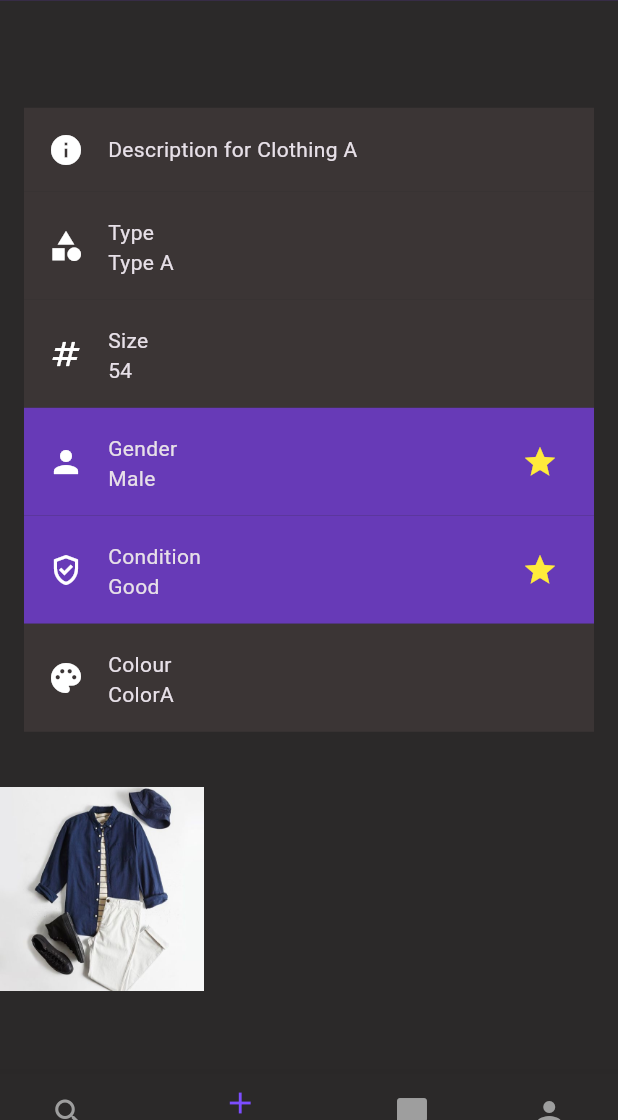
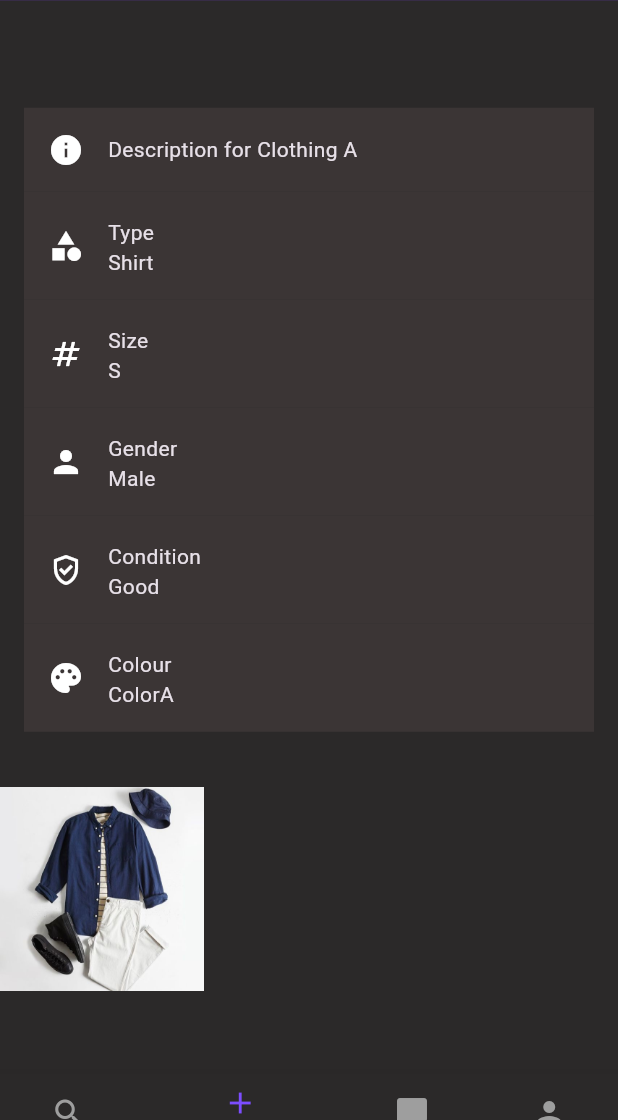
Before and after one commit to Fiversity-1/StyleSwap, a Flutter app: the SwipePage screen opened by its route, scrolled down 576 dp, on a phone screen of 412 x 824 dp, the part 116-1236 px from its top. Run offline on Flutter 3.47's test engine with Material 3 defaults, Android fonts, the phone set to English and light mode, and no system bars; our stand-ins replace flutter_card_swiper, flutter_hooks, flutter_slidable, font_awesome_flutter, image_picker, like_button and 4 more; missing offline and left inert: confirm_dialog, easy_image_viewer, flutter_image_stack, flutter_reorderable_grid_view, string_extensions, swipe and 1 more; accounts and stored records are empty.

Commit message:
Connected swipe to clothing detail to preference all to user manager

```diff
--- a/lib/features/clothing/presentation/clothing_detail.dart
+++ b/lib/features/clothing/presentation/clothing_detail.dart
@@ -1,4 +1,5 @@
 import 'package:clothing_swap/features/clothing/presentation/search_provider.dart';
+import 'package:clothing_swap/features/profile/presentation/profile_class.dart';
 import 'package:clothing_swap/widgets/browse_photos.dart';
 import 'package:flutter/material.dart';
 import 'package:clothing_swap/widgets/custom_top_app_bar.dart';
@@ -13,6 +14,8 @@ class ClothingDetail extends StatelessWidget {
 
   @override
   Widget build(BuildContext context) {
+    final userManager = context.watch<UserManager>();
+    final preferencesNotifier = userManager.currentUser.preferences;
     //GPT for modal route to collect argument
     final String? location =
         ModalRoute.of(context)!.settings.arguments as String?;
@@ -62,6 +65,10 @@ class ClothingDetail extends StatelessWidget {
                   leading: const Icon(Icons.info),
                 ),
                 ListTile(
+                    selected: preferencesNotifier
+                        .getPreferences("Type")
+                        .contains(
+                            searchResults.getListing()[0].item.details.type),
                     title: Text(
                       "Type",
                       style: Theme.of(context).textTheme.bodyMedium,
@@ -71,20 +78,43 @@ class ClothingDetail extends StatelessWidget {
                       style: Theme.of(context).textTheme.bodyMedium,
                     ),
                     leading: const Icon(Icons.category),
-                ),
+                    trailing: preferencesNotifier
+                            .getPreferences("Type")
+                            .contains(
+                                searchResults.getListing()[0].item.details.type)
+                        ? const Icon(
+                            Icons.star,
+                            color: Colors.yellow,
+                          )
+                        : null),
                 ListTile(
+                    selected: preferencesNotifier
+                        .getPreferences("Size")
+                        .contains(
+                            searchResults.getListing()[0].item.details.size),
                     title: Text(
                       "Size",
                       style: Theme.of(context).textTheme.bodyMedium,
                     ),
                     subtitle: Text(
-                    searchResults.getListing()[0].item.details.size.toString(),
+                      searchResults.getListing()[0].item.details.size,
                       style: Theme.of(context).textTheme.bodyMedium,
                     ),
                     leading: const Icon(Icons.numbers),
-                ),
+                    trailing: preferencesNotifier
+                            .getPreferences("Size")
+                            .contains(
+                                searchResults.getListing()[0].item.details.size)
+                        ? const Icon(
+                            Icons.star,
+                            color: Colors.yellow,
+                          )
+                        : null),
                 ListTile(
-                    selected: true,
+                    selected: preferencesNotifier
+                        .getPreferences("Gender")
+                        .contains(
+                            searchResults.getListing()[0].item.details.gender),
                     title: Text(
                       "Gender",
                       style: Theme.of(context).textTheme.bodyMedium,
@@ -96,12 +126,26 @@ class ClothingDetail extends StatelessWidget {
                     leading: const Icon(
                       Icons.person,
                     ),
-                    trailing: const Icon(
+                    trailing: preferencesNotifier
+                            .getPreferences("Gender")
+                            .contains(searchResults
+                                .getListing()[0]
+                                .item
+                                .details
+                                .gender)
+                        ? const Icon(
                             Icons.star,
                             color: Colors.yellow,
-                    )),
+                          )
+                        : null),
                 ListTile(
-                    selected: true,
+                    selected: preferencesNotifier
+                        .getPreferences("Condition")
+                        .contains(searchResults
+                            .getListing()[0]
+                            .item
+                            .details
+                            .condition),
                     title: Text(
                       "Condition",
                       style: Theme.of(context).textTheme.bodyMedium,
@@ -113,11 +157,23 @@ class ClothingDetail extends StatelessWidget {
                     leading: const Icon(
                       Icons.gpp_good_outlined,
                     ),
-                    trailing: const Icon(
+                    trailing: preferencesNotifier
+                            .getPreferences("Condition")
+                            .contains(searchResults
+                                .getListing()[0]
+                                .item
+                                .details
+                                .condition)
+                        ? const Icon(
                             Icons.star,
                             color: Colors.yellow,
-                    )),
+                          )
+                        : null),
                 ListTile(
+                    selected: preferencesNotifier
+                        .getPreferences("Colour")
+                        .contains(
+                            searchResults.getListing()[0].item.details.colours),
                     title: Text(
                       "Colour",
                       style: Theme.of(context).textTheme.bodyMedium,
@@ -132,7 +188,18 @@ class ClothingDetail extends StatelessWidget {
                       style: Theme.of(context).textTheme.bodyMedium,
                     ),
                     leading: const Icon(Icons.palette),
-                ),
+                    trailing: preferencesNotifier
+                            .getPreferences("Colour")
+                            .contains(searchResults
+                                .getListing()[0]
+                                .item
+                                .details
+                                .colours)
+                        ? const Icon(
+                            Icons.star,
+                            color: Colors.yellow,
+                          )
+                        : null),
               ],
             ),
             SizedBox(height: height * 0.025, width: width),
--- a/lib/features/clothing/presentation/clothing_item_class.dart
+++ b/lib/features/clothing/presentation/clothing_item_class.dart
@@ -22,7 +22,7 @@ class ClothingItem {
 class ClothingItemDetail {
   final String bio;
   final String type;
-  final int size;
+  final String size;
   final String gender;
 
   final String condition;
--- a/lib/features/profile/presentation/profile_class.dart
+++ b/lib/features/profile/presentation/profile_class.dart
@@ -132,8 +132,8 @@ List<ClothingItem> personalListings = [
     images: [const AssetImage('lib/images/4.jpg')],
     details: ClothingItemDetail(
       bio: 'Description for Clothing 1',
-      type: 'Type 1',
-      size: 54,
+      type: 'Shirt',
+      size: "S",
       gender: 'Male',
       condition: 'Good',
       colours: ['Color1'],
@@ -149,7 +149,7 @@ List<ClothingItem> personalListings = [
     details: ClothingItemDetail(
       bio: 'Description for Clothing 2',
       type: 'Type 2',
-      size: 54,
+      size: "S",
       gender: 'Male',
       condition: 'Good',
       colours: ['Color2'],
@@ -165,7 +165,7 @@ List<ClothingItem> personalListings = [
     details: ClothingItemDetail(
       bio: 'Description for Clothing 3',
       type: 'Type 3',
-      size: 54,
+      size: "S",
       gender: 'Male',
       condition: 'Good',
       colours: ['Color3'],
@@ -181,7 +181,7 @@ List<ClothingItem> personalListings = [
     details: ClothingItemDetail(
       bio: 'Description for Clothing 4',
       type: 'Type 4',
-      size: 54,
+      size: "S",
       gender: 'Male',
       condition: 'Good',
       colours: ['Color4'],
@@ -199,8 +199,8 @@ List<ClothingItem> publicListings = [
     images: [const AssetImage('lib/images/backdrop.jpg')],
     details: ClothingItemDetail(
       bio: 'Description for Clothing A',
-      type: 'Type A',
-      size: 54,
+      type: 'Shirt',
+      size: "S",
       gender: 'Male',
       condition: 'Good',
       colours: ['ColorA'],
@@ -218,7 +218,7 @@ List<ClothingItem> publicListings = [
     details: ClothingItemDetail(
       bio: 'Description for Clothing B',
       type: 'Type B',
-      size: 54,
+      size: "S",
       gender: 'Male',
       condition: 'Good',
       colours: ['ColorB'],
@@ -234,7 +234,7 @@ List<ClothingItem> publicListings = [
     details: ClothingItemDetail(
       bio: 'Description for Clothing C',
       type: 'Type C',
-      size: 54,
+      size: "S",
       gender: 'Male',
       condition: 'Good',
       colours: ['ColorC'],
@@ -250,7 +250,7 @@ List<ClothingItem> publicListings = [
     details: ClothingItemDetail(
       bio: 'Description for Clothing D',
       type: 'Type D',
-      size: 54,
+      size: "S",
       gender: 'Male',
       condition: 'Good',
       colours: ['ColorD'],
@@ -269,7 +269,7 @@ List<ClothingItem> publicListings = [
     details: ClothingItemDetail(
       bio: 'Description for Clothing E',
       type: 'Type E',
-      size: 54,
+      size: "S",
       gender: 'Male',
       condition: 'Good',
       colours: ['ColorE'],
```
Lines whose indentation alone changed are shown as unchanged.
